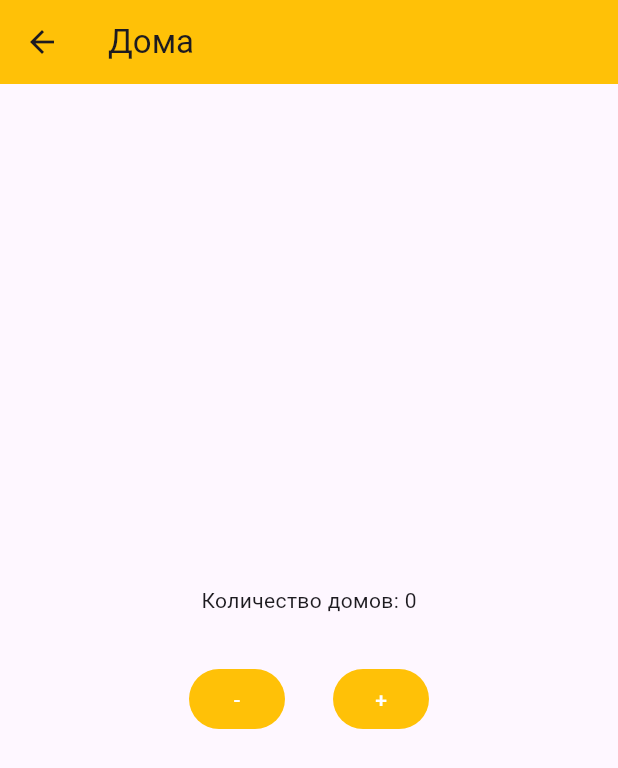
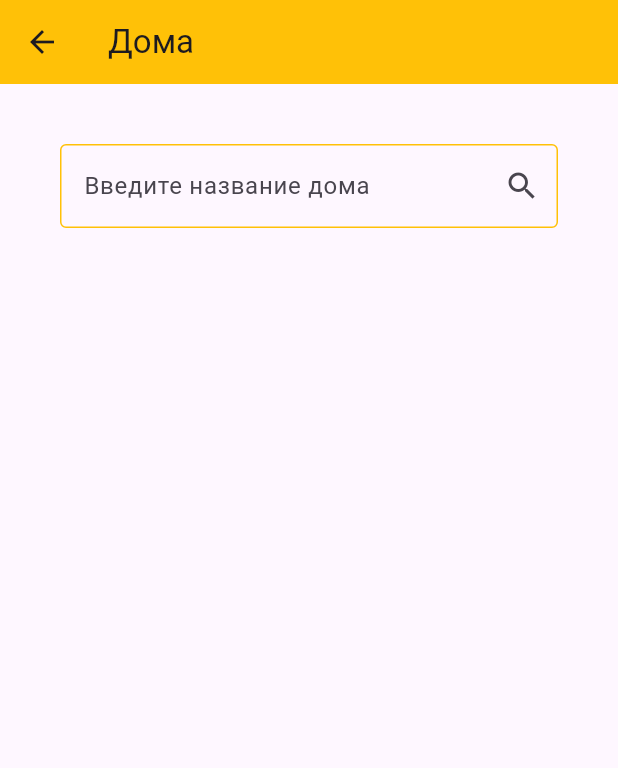
Before and after one commit to Edikwinner/RKMP_Flutter, a Flutter app: the HousesScreen screen opened directly, on a phone screen of 412 x 824 dp. Shown: the top 768 px of the screen. Run offline on Flutter 3.47's test engine with Material 3 defaults, Android fonts, the phone set to English and light mode, and no system bars.

Commit message:
Реализация списка, построенного на Widget ListView.separated

```diff
--- a/lib/screens/houses_screen.dart
+++ b/lib/screens/houses_screen.dart
@@ -8,19 +8,24 @@ class HousesScreen extends StatefulWidget {
 }
 
 class HousesScreenState extends State<HousesScreen> {
-  int _counter = 0;
+  final TextEditingController _controller = TextEditingController();
+  final FocusNode _focusNode = FocusNode();
 
-  void _incrementCounter() {
+  final List houses = [];
+
+  void _addHouse(String house) {
     setState(() {
-      _counter++;
+      if (house
+          .trim()
+          .isNotEmpty) {
+        houses.add(house);
+      }
     });
   }
 
-  void _decrementCounter() {
+  void _removeHouse(int index) {
     setState(() {
-      if (_counter > 0) {
-        _counter--;
-      }
+      houses.removeAt(index);
     });
   }
 
@@ -28,42 +33,59 @@ class HousesScreenState extends State<HousesScreen> {
   Widget build(BuildContext context) {
     return Scaffold(
       appBar: AppBar(backgroundColor: Colors.amber, title: Text("Дома")),
-      body: Center(
+      body: Padding(
+        padding: const EdgeInsets.all(40),
         child: Column(
-          mainAxisAlignment: MainAxisAlignment.center,
-          children: <Widget>[
-            Padding(
-              padding: EdgeInsetsGeometry.all(16),
-              child: Text("Количество домов: $_counter"),
+          crossAxisAlignment: CrossAxisAlignment.start,
+          children: [
+            TextField(
+              controller: _controller,
+              focusNode: _focusNode,
+              onSubmitted: (value) {
+                _addHouse(value);
+                _controller.clear();
+                FocusScope.of(context).requestFocus(_focusNode);
+              },
+              decoration: InputDecoration(
+                hintText: "Введите название дома",
+                suffixIcon: IconButton(
+                  icon: Icon(Icons.search),
+                  onPressed: () {
+                    _addHouse(_controller.text);
+                    _controller.clear();
+                    FocusScope.of(context).requestFocus(_focusNode);
+                  },
+                ),
+                focusedBorder: OutlineInputBorder(
+                  borderSide: BorderSide(color: Colors.amber, width: 2),
+                ),
+                enabledBorder: OutlineInputBorder(
+                  borderSide: BorderSide(color: Colors.amber, width: 1),
+                ),
+              ),
             ),
-            Row(
-              mainAxisAlignment: MainAxisAlignment.center,
-              children: [
-                Padding(
-                  padding: EdgeInsetsGeometry.all(16),
-                  child: FilledButton(
-                    onPressed: () {
-                      _decrementCounter();
-                    },
-                    style: ButtonStyle(
-                      backgroundColor: WidgetStatePropertyAll(Colors.amber),
+
+            const SizedBox(height: 16),
+
+            Expanded(
+              child: ListView.separated(
+                itemCount: houses.length,
+                itemBuilder: (context, index) =>
+                    ListTile(
+                      title: Text(houses[index]),
+                      trailing: IconButton(
+                        icon: Icon(Icons.delete_forever),
+                        onPressed: () => _removeHouse(index),
+                      ),
                     ),
-                    child: Text("-"),
-                  ),
+                separatorBuilder: (BuildContext context, int index) => const Divider(
+                  color: Colors.grey,
+                  height: 5,
+                  thickness: 1,
+                  indent: 10,
+                  endIndent: 10,
                 ),
-                Padding(
-                  padding: EdgeInsetsGeometry.all(16),
-                  child: FilledButton(
-                    onPressed: () {
-                      _incrementCounter();
-                    },
-                    style: ButtonStyle(
-                      backgroundColor: WidgetStatePropertyAll(Colors.amber),
-                    ),
-                    child: Text("+"),
-                  ),
-                ),
-              ],
+              ),
             ),
           ],
         ),
```
